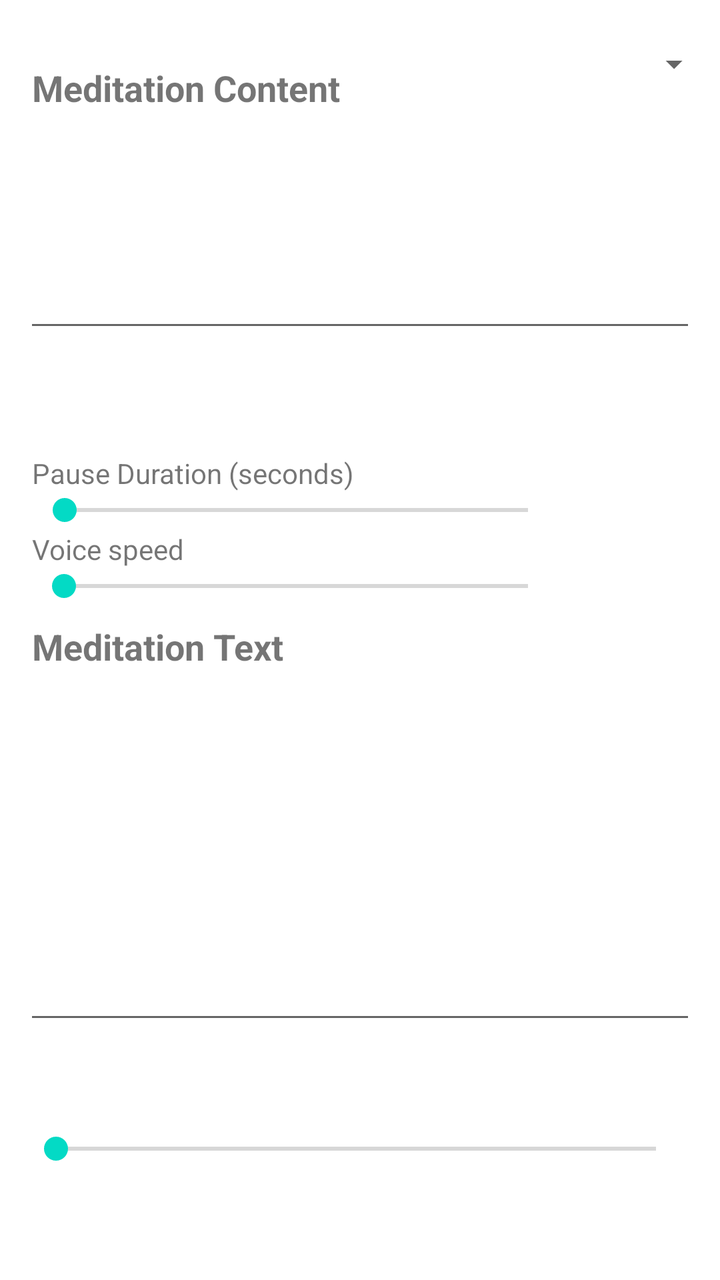
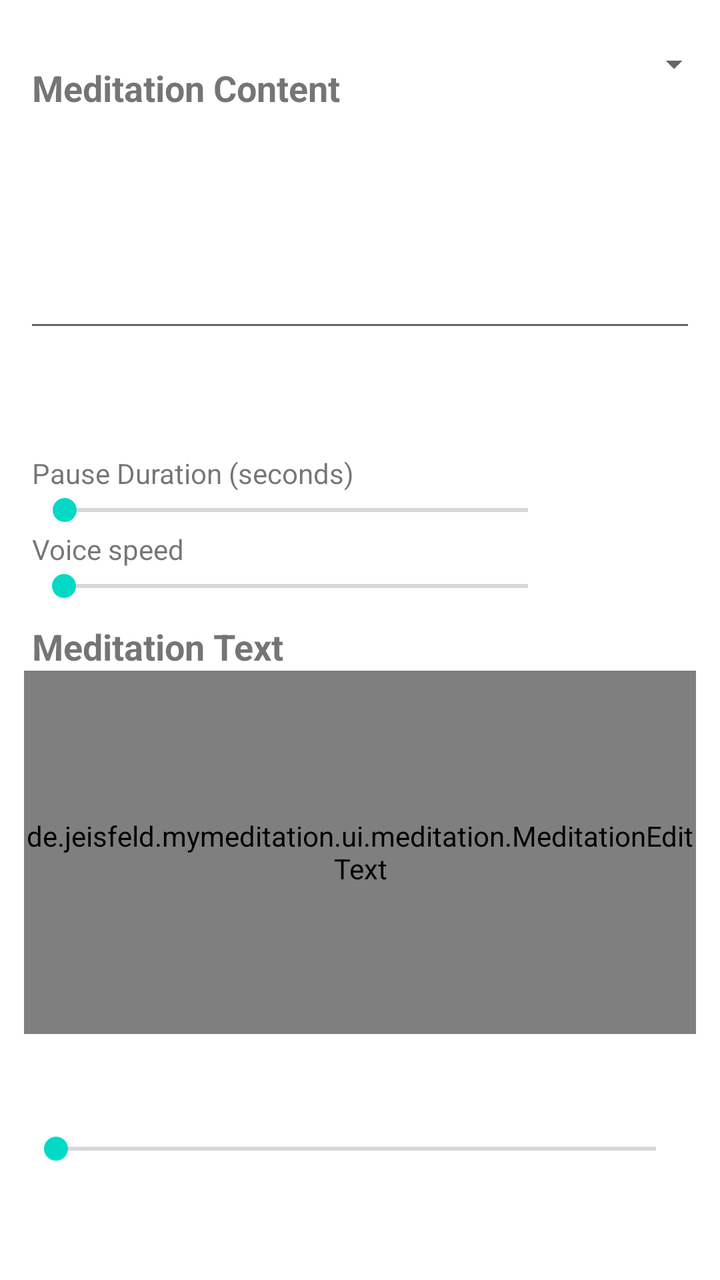

Before-and-after screenshots of an Android layout around one commit, followed by the original layout XML and the change that was made.
<!-- AndroidManifest.xml: application theme Theme.MyMeditation -->
<!-- res/layout/fragment_meditation.xml -->
<?xml version="1.0" encoding="utf-8"?>
<LinearLayout xmlns:android="http://schemas.android.com/apk/res/android"
    xmlns:app="http://schemas.android.com/apk/res-auto"
    android:layout_width="match_parent"
    android:layout_height="match_parent"
    android:orientation="vertical"
    android:paddingBottom="?attr/actionBarSize">

    <LinearLayout
        android:id="@+id/meditationContentSection"
        android:layout_width="match_parent"
        android:layout_height="0dp"
        android:layout_weight="0.8"
        android:orientation="vertical">
        <LinearLayout
            android:layout_width="match_parent"
            android:layout_height="wrap_content"
            android:layout_marginStart="@dimen/activity_horizontal_margin"
            android:layout_marginEnd="@dimen/activity_horizontal_margin"
            android:layout_marginTop="@dimen/activity_heading_margin"
            android:gravity="bottom"
            android:orientation="horizontal">
            <TextView
                android:id="@+id/labelMeditationContent"
                android:layout_width="0dp"
                android:layout_height="wrap_content"
                android:layout_weight="1"
                android:labelFor="@id/editTextMeditationContent"
                android:text="@string/label_meditation_content"
                android:textSize="@dimen/text_size_content_heading"
                android:textStyle="bold" />
            <Spinner
                style="@style/Widget.MyMeditation.CompactSpinner"
                android:id="@+id/spinnerPauseGuidance"
                android:layout_marginStart="8dp"
                android:saveEnabled="false"
                android:layout_width="148dp"
                android:layout_height="48dp"
                android:contentDescription="@string/pause_guidance_label"
                android:spinnerMode="dropdown" />
        </LinearLayout>

        <EditText
            android:id="@+id/editTextMeditationContent"
            android:layout_width="match_parent"
            android:layout_height="0dp"
            android:layout_marginStart="@dimen/editText_horizontal_margin"
            android:layout_marginEnd="@dimen/editText_horizontal_margin"
            android:layout_weight="1"
            android:gravity="top"
            android:importantForAutofill="no"
            android:inputType="textMultiLine"
            android:textSize="@dimen/text_size_content" />

    </LinearLayout>

    <Button
        android:id="@+id/buttonCreateMeditation"
        style="@style/Widget.MyMeditation.PageButton"
        android:layout_width="match_parent"
        android:layout_height="wrap_content"
        android:layout_marginStart="@dimen/single_button_horizontal_margin"
        android:layout_marginEnd="@dimen/single_button_horizontal_margin"
        android:text="@string/button_create_meditation" />

    <LinearLayout
        android:id="@+id/speechSettingsSection"
        android:layout_width="match_parent"
        android:layout_height="wrap_content"
        android:orientation="vertical">
        <TextView
            android:layout_width="wrap_content"
            android:layout_height="wrap_content"
            android:layout_marginStart="@dimen/activity_horizontal_margin"
            android:layout_marginEnd="@dimen/activity_horizontal_margin"
            android:layout_marginTop="@dimen/activity_heading_margin"
            android:labelFor="@id/seekBarPauseDuration"
            android:text="@string/label_pause_duration" />

        <LinearLayout
            android:layout_width="match_parent"
            android:layout_height="wrap_content"
            android:layout_marginStart="@dimen/activity_horizontal_margin"
            android:layout_marginEnd="@dimen/activity_horizontal_margin"
            android:orientation="horizontal">

            <SeekBar
                android:id="@+id/seekBarPauseDuration"
                android:layout_width="0px"
                android:layout_height="wrap_content"
                android:layout_weight="1"
                android:indeterminate="false"
                android:max="1000"
                android:min="0"
                android:progress="1" />

            <TextView
                android:id="@+id/textPauseDuration"
                android:clickable="true"
                android:focusable="true"
                android:layout_width="64dp"
                android:layout_height="wrap_content"
                android:textAlignment="viewEnd" />
        </LinearLayout>

        <TextView
            android:layout_width="wrap_content"
            android:layout_height="wrap_content"
            android:layout_marginStart="@dimen/activity_horizontal_margin"
            android:text="@string/label_voice_speed" />
        <LinearLayout
            android:layout_width="match_parent"
            android:layout_height="wrap_content"
            android:layout_marginStart="@dimen/activity_horizontal_margin"
            android:layout_marginEnd="@dimen/activity_horizontal_margin"
            android:orientation="horizontal">
            <SeekBar
                android:id="@+id/seekBarVoiceSpeed"
                android:layout_width="0dp"
                android:layout_height="wrap_content"
                android:layout_weight="1"
                android:max="1000" />
            <TextView
                android:id="@+id/textVoiceSpeed"
                android:layout_width="64dp"
                android:layout_height="wrap_content"
                android:clickable="true"
                android:focusable="true"
                android:textAlignment="viewEnd" />
        </LinearLayout>

    </LinearLayout>

    <LinearLayout
        android:id="@+id/meditationTextSection"
        android:layout_width="match_parent"
        android:layout_height="0dp"
        android:layout_weight="1"
        android:orientation="vertical">
        <TextView
            android:layout_width="wrap_content"
            android:layout_height="wrap_content"
            android:layout_marginStart="@dimen/activity_horizontal_margin"
            android:layout_marginEnd="@dimen/activity_horizontal_margin"
            android:layout_marginTop="@dimen/activity_heading_margin"
            android:id="@+id/labelMeditationText"
            android:labelFor="@id/editTextMeditationText"
            android:text="@string/label_meditation_text"
            android:textSize="@dimen/text_size_content_heading"
            android:textStyle="bold" />

        <EditText
            android:id="@+id/editTextMeditationText"
            android:layout_width="match_parent"
            android:layout_height="0dp"
            android:layout_marginStart="@dimen/editText_horizontal_margin"
            android:layout_marginEnd="@dimen/editText_horizontal_margin"
            android:layout_weight="1"
            android:gravity="top"
            android:importantForAutofill="no"
            android:inputType="textMultiLine"
            android:textSize="@dimen/text_size_content" />

    </LinearLayout>

    <LinearLayout
        android:id="@+id/meditationPlaybackSection"
        android:layout_width="match_parent"
        android:layout_height="wrap_content"
        android:orientation="vertical">
        <TextView
            android:id="@+id/textSpeechStatus"
            android:layout_width="match_parent"
            android:layout_height="wrap_content"
            android:layout_marginStart="@dimen/activity_horizontal_margin"
            android:layout_marginEnd="@dimen/activity_horizontal_margin"
            android:padding="0dp"
            android:minHeight="0dp"
            android:includeFontPadding="false"
            android:textSize="12sp"
            android:accessibilityLiveRegion="polite"
            android:maxLines="1"
            android:ellipsize="end"
            android:visibility="gone" />

        <LinearLayout
            android:id="@+id/idlePlaybackActions"
            android:layout_width="match_parent"
            android:layout_height="wrap_content"
            android:layout_marginStart="@dimen/single_button_horizontal_margin"
            android:layout_marginEnd="@dimen/single_button_horizontal_margin"
            android:gravity="center_vertical"
            android:orientation="horizontal">

            <Button
                android:id="@+id/buttonSpeakMeditation"
                style="@style/Widget.MyMeditation.PageButton"
                android:layout_width="0dp"
                android:layout_height="wrap_content"
                android:layout_weight="1"
                android:text="@string/button_speak_meditation" />

        </LinearLayout>

        <LinearLayout
            android:id="@+id/playbackControls"
            android:visibility="gone"
            android:layout_width="match_parent"
            android:layout_height="48dp"
            android:gravity="center"
            android:orientation="horizontal">
            <com.google.android.material.button.MaterialButton
                android:id="@+id/buttonPreviousMeditation"
                style="@style/PlaybackControl"
                app:icon="@drawable/ic_playback_previous"
                android:contentDescription="@string/notification_previous"
                android:tooltipText="@string/notification_previous"
                android:enabled="false" />
            <FrameLayout
                android:layout_width="56dp"
                android:layout_height="48dp">
            <com.google.android.material.button.MaterialButton
                android:id="@+id/buttonResumeMeditation"
                style="@style/PlaybackControl"
                app:icon="@drawable/ic_playback_play"
                android:contentDescription="@string/button_speak_meditation"
                android:tooltipText="@string/button_speak_meditation" />
            <com.google.android.material.button.MaterialButton
                android:id="@+id/buttonPauseMeditation"
                style="@style/PlaybackControl"
                app:icon="@drawable/ic_playback_pause"
                android:contentDescription="@string/button_pause_meditation"
                android:tooltipText="@string/button_pause_meditation"
                android:visibility="gone" />
            </FrameLayout>
            <com.google.android.material.button.MaterialButton
                android:id="@+id/buttonEndMeditation"
                style="@style/PlaybackControl"
                app:icon="@drawable/ic_playback_stop"
                android:contentDescription="@string/button_end_meditation"
                android:tooltipText="@string/button_end_meditation"
                android:enabled="false" />
            <com.google.android.material.button.MaterialButton
                android:id="@+id/buttonNextMeditation"
                style="@style/PlaybackControl"
                app:icon="@drawable/ic_playback_next"
                android:contentDescription="@string/notification_next"
                android:tooltipText="@string/notification_next"
                android:enabled="false" />
        </LinearLayout>

        <LinearLayout
            android:layout_width="match_parent"
            android:layout_height="wrap_content"
            android:layout_marginStart="@dimen/editText_horizontal_margin"
            android:layout_marginEnd="@dimen/editText_horizontal_margin"
            android:gravity="center_vertical"
            android:orientation="horizontal">

            <SeekBar
                android:id="@+id/seekBarAudio"
                android:layout_width="0dp"
                android:layout_height="wrap_content"
                android:layout_weight="1"
                android:indeterminate="false"
                android:max="100"
                android:min="0"
                android:progress="0" />

            <TextView
                android:id="@+id/textSentencePosition"
                android:layout_width="wrap_content"
                android:layout_height="wrap_content"
                android:fontFeatureSettings="tnum"
                android:gravity="end|center_vertical"
                android:textDirection="ltr"
                android:paddingStart="4dp"
                android:singleLine="true" />
        </LinearLayout>

    </LinearLayout>

</LinearLayout>
<!-- resources referenced by this layout -->
<resources>
  <dimen name="activity_heading_margin">8dp</dimen>
  <dimen name="activity_horizontal_margin">16dp</dimen>
  <dimen name="editText_horizontal_margin">12dp</dimen>
  <dimen name="single_button_horizontal_margin">48dp</dimen>
  <dimen name="text_size_content">16sp</dimen>
  <dimen name="text_size_content_heading">18sp</dimen>
  <!-- drawable ic_playback_next (drawable) -->
  <vector xmlns:android="http://schemas.android.com/apk/res/android"
      android:width="24dp" android:height="24dp"
      android:viewportWidth="24" android:viewportHeight="24">
      <path android:fillColor="#FFFFFFFF" android:pathData="M16,5h2v14h-2z M6,5l10,7 -10,7z" />
  </vector>
  <!-- drawable ic_playback_pause (drawable) -->
  <vector xmlns:android="http://schemas.android.com/apk/res/android"
      android:width="24dp" android:height="24dp"
      android:viewportWidth="24" android:viewportHeight="24">
      <path android:fillColor="#FFFFFFFF" android:pathData="M6,5h4v14H6z M14,5h4v14h-4z" />
  </vector>
  <!-- drawable ic_playback_play (drawable) -->
  <vector xmlns:android="http://schemas.android.com/apk/res/android"
      android:width="24dp" android:height="24dp"
      android:viewportWidth="24" android:viewportHeight="24">
      <path android:fillColor="#FFFFFFFF" android:pathData="M8,5v14l11,-7z" />
  </vector>
  <!-- drawable ic_playback_previous (drawable) -->
  <vector xmlns:android="http://schemas.android.com/apk/res/android"
      android:width="24dp" android:height="24dp"
      android:viewportWidth="24" android:viewportHeight="24">
      <path android:fillColor="#FFFFFFFF" android:pathData="M6,5h2v14H6z M18,5v14L8,12z" />
  </vector>
  <!-- drawable ic_playback_stop (drawable) -->
  <vector xmlns:android="http://schemas.android.com/apk/res/android"
      android:width="24dp" android:height="24dp"
      android:viewportWidth="24" android:viewportHeight="24">
      <path android:fillColor="#FFFFFFFF" android:pathData="M6,6h12v12H6z" />
  </vector>
  <string name="button_create_meditation">Create Meditation</string>
  <string name="button_end_meditation">End meditation</string>
  <string name="button_pause_meditation">Pause Meditation</string>
  <string name="button_speak_meditation">Speak Meditation</string>
  <string name="label_meditation_content">Meditation Content</string>
  <string name="label_meditation_text">Meditation Text</string>
  <string name="label_pause_duration">Pause Duration (seconds)</string>
  <string name="label_voice_speed">Voice speed</string>
  <string name="notification_next">Next</string>
  <string name="notification_previous">Previous</string>
  <string name="pause_guidance_label">Pauses in new meditations</string>
  <style name="Widget.MyMeditation.PageButton" parent="Widget.MaterialComponents.Button">
          <item name="android:textAllCaps">true</item>
      </style>
  <!-- drawable compact_spinner_background (drawable) -->
  <layer-list xmlns:android="http://schemas.android.com/apk/res/android">
      <item android:drawable="?attr/selectableItemBackground" />
      <item android:drawable="@drawable/compact_spinner_arrow"
          android:width="10dp" android:height="10dp"
          android:gravity="end|center_vertical" android:end="2dp" />
  </layer-list>
  <color name="purple_500">#FF6200EE</color>
  <color name="purple_700">#FF3700B3</color>
  <color name="white">#FFFFFFFF</color>
  <color name="teal_200">#FF03DAC5</color>
  <color name="teal_700">#FF018786</color>
  <color name="black">#FF000000</color>
  <!-- drawable compact_spinner_arrow (drawable) -->
  <vector xmlns:android="http://schemas.android.com/apk/res/android"
      android:width="10dp" android:height="10dp"
      android:viewportWidth="12" android:viewportHeight="12">
      <path android:fillColor="?attr/colorControlNormal" android:pathData="M1,4 L6,9 L11,4 Z" />
  </vector>
  <!-- unchanged entries left out for length: 3 -->
</resources>

<!-- the commit's change to res/layout/fragment_meditation.xml (unified diff, before → after) -->
@@ -149,7 +149,7 @@
             android:textSize="@dimen/text_size_content_heading"
             android:textStyle="bold" />
 
-        <EditText
+        <de.jeisfeld.mymeditation.ui.meditation.MeditationEditText
             android:id="@+id/editTextMeditationText"
             android:layout_width="match_parent"
             android:layout_height="0dp"
